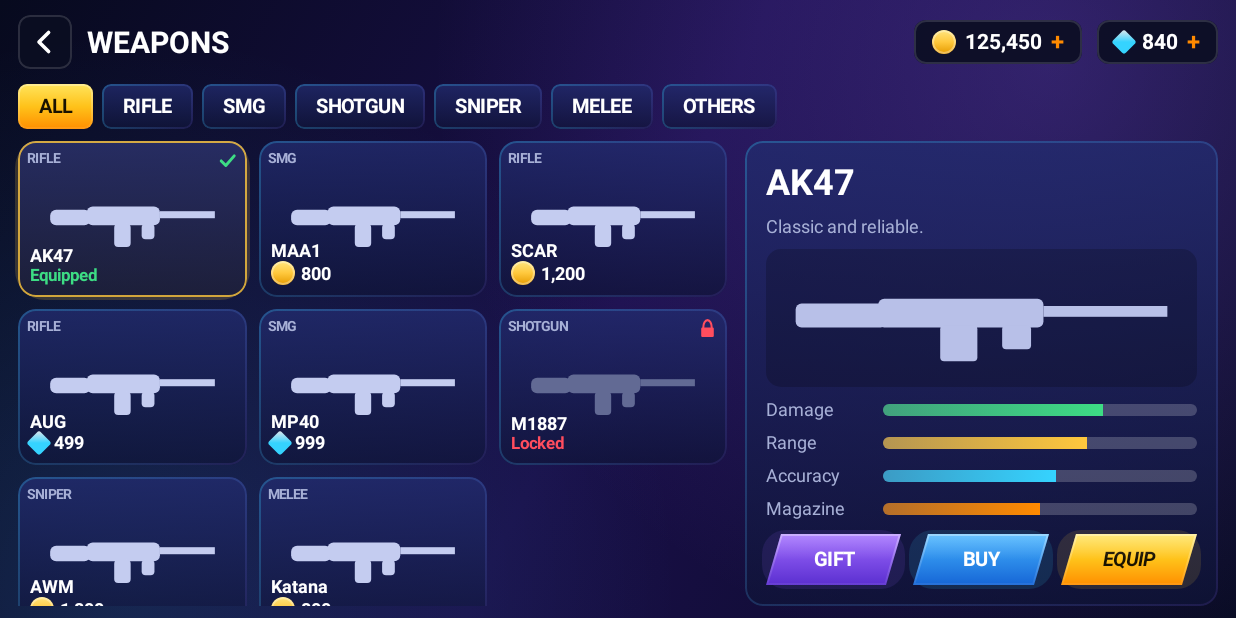
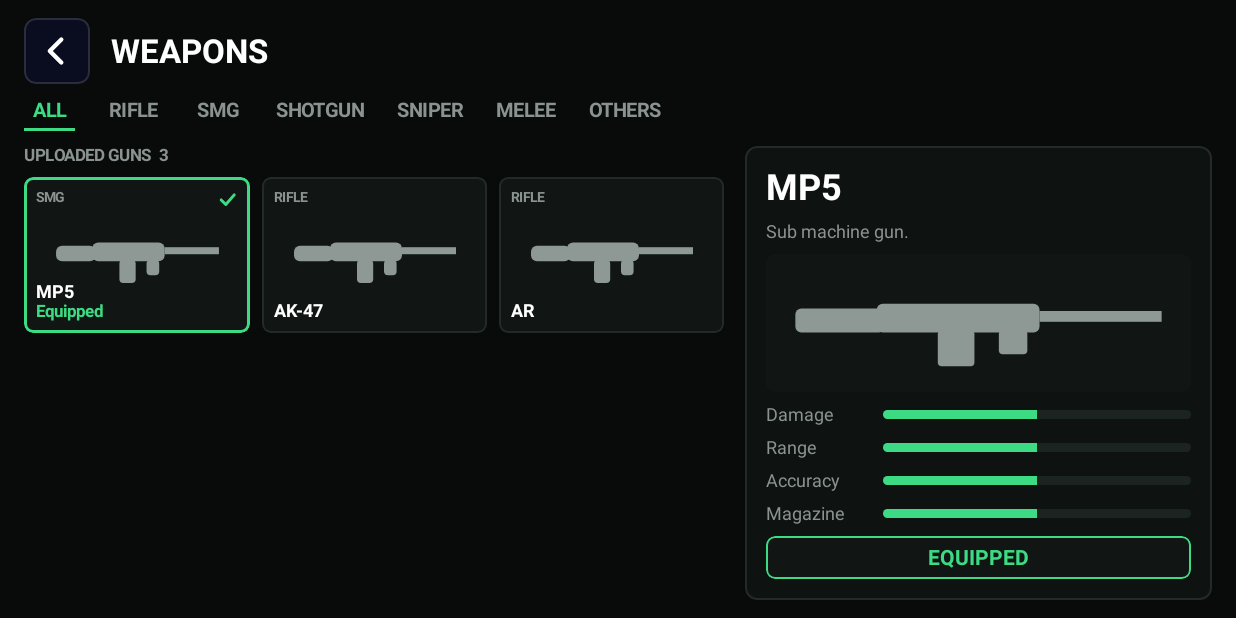
Before and after one commit to dgreatversegamedev/Nightfall3d, an Android app built with Jetpack Compose: the screen it shows after launch (MainActivity), after a tap on "WEAPONS", on a phone screen of 824 x 412 dp (held sideways). Run offline under Robolectric (Android 15) with nearby library versions, the phone set to English and light mode, and no system bars; libraries missing offline, so code that uses them is left out: com.google.android.filament, dev.romainguy.kotlin, io.github.sceneview, io.github.sceneview.environment, io.github.sceneview.math and 6 more; 11 statements that could not run were skipped.

Commit message:
Update WeaponsScreen.kt

```diff
--- a/app/src/main/java/com/d200/nightfall3d/ui/WeaponsScreen.kt
+++ b/app/src/main/java/com/d200/nightfall3d/ui/WeaponsScreen.kt
@@ -1,6 +1,8 @@
 package com.d200.nightfall3d.ui
 
 import androidx.compose.foundation.background
+import androidx.compose.foundation.border
+import androidx.compose.foundation.clickable
 import androidx.compose.foundation.layout.*
 import androidx.compose.foundation.rememberScrollState
 import androidx.compose.foundation.shape.RoundedCornerShape
@@ -16,90 +18,176 @@ import androidx.compose.ui.draw.clip
 import androidx.compose.ui.graphics.Color
 import androidx.compose.ui.unit.dp
 import com.d200.nightfall3d.game.GameApi
-import com.d200.nightfall3d.game.Weapon
+import com.d200.nightfall3d.game.gunNames
 import com.d200.nightfall3d.ui.theme.*
+
+// =====================================================================
+// WeaponsScreen.kt
+// Lists every gun that is uploaded into the game (the GUNS list in Game3DView.kt).
+// Add a gun there and it shows up here by itself. TEST MODE: no buying, every gun can be equipped.
+// One colour only: the damage green. Everything else is dark.
+//
+// TO GIVE A GUN ITS REAL INFO, edit GUN_INFO below (category, text, and 4 numbers from 0 to 1).
+// A gun that is not in GUN_INFO still shows up (as a RIFLE with middle numbers).
+// The gun you equip here is the gun you start the match with.
+// =====================================================================
+
+private class GunInfo(
+    val category: String,
+    val description: String,
+    val damage: Float,
+    val range: Float,
+    val accuracy: Float,
+    val magazine: Float
+)
+
+// EDIT HERE LATER: stats are middle numbers for now
+private val GUN_INFO = mapOf(
+    "MP5" to GunInfo("SMG", "Sub machine gun.", 0.5f, 0.5f, 0.5f, 0.5f),
+    "AK-47" to GunInfo("Rifle", "Classic and reliable.", 0.5f, 0.5f, 0.5f, 0.5f),
+    "AR" to GunInfo("Rifle", "Assault rifle.", 0.5f, 0.5f, 0.5f, 0.5f)
+)
+
+private class GunRow(val name: String, val info: GunInfo)
+
+private fun gunRow(name: String) = GunRow(name, GUN_INFO[name] ?: GunInfo("Rifle", "", 0.5f, 0.5f, 0.5f, 0.5f))
+
+private val ScreenBg = Color(0xFF080B0A)
+private val PanelBg = Color(0xFF0E1311)
+private val CardBg = Color(0xFF111614)
+private val LineColor = Color(0xFF232B28)
+private val DimText = Color(0xFF8A938F)
+private val TrackColor = Color(0xFF1C2421)
 
 @Composable
 fun WeaponsScreen(api: GameApi, onBack: () -> Unit, onOpen: (String) -> Unit) {
-    val p = api.profile()
-    val all = api.weapons()
+    val names = remember { gunNames() }
+    val rows = remember { names.map { gunRow(it) } }
     val tabs = listOf("ALL", "RIFLE", "SMG", "SHOTGUN", "SNIPER", "MELEE", "OTHERS")
     var tab by remember { mutableStateOf(0) }
-    var selId by remember { mutableStateOf(api.equippedWeaponId) }
-    var equipped by remember { mutableStateOf(api.equippedWeaponId) }
-    val list = if (tab == 0) all else all.filter { it.category.equals(tabs[tab], ignoreCase = true) }
-    val sel = all.firstOrNull { it.id == selId } ?: all.first()
+    var equipped by remember {
+        mutableStateOf(if (api.equippedWeaponId in names) api.equippedWeaponId else (names.firstOrNull() ?: ""))
+    }
+    var selName by remember { mutableStateOf(equipped) }
+    val list = if (tab == 0) rows else rows.filter { it.info.category.equals(tabs[tab], ignoreCase = true) }
+    val sel = rows.firstOrNull { it.name == selName } ?: rows.firstOrNull()
 
-    NfScreen("WEAPONS", onBack, p.coins, p.diamonds) {
-        Column(Modifier.fillMaxSize(), verticalArrangement = Arrangement.spacedBy(8.dp)) {
-            NfTabs(tabs, tab, { i ->
-                if (i == 6) {
-                    onOpen("items")
-                } else {
-                    tab = i
+    Box(
+        Modifier
+            .fillMaxSize()
+            .background(ScreenBg)
+            .windowInsetsPadding(WindowInsets.displayCutout)
+            .padding(horizontal = 16.dp, vertical = 12.dp)
+    ) {
+        Column(Modifier.fillMaxSize(), verticalArrangement = Arrangement.spacedBy(10.dp)) {
+            // header
+            Row(verticalAlignment = Alignment.CenterVertically, horizontalArrangement = Arrangement.spacedBy(14.dp)) {
+                NfIconButton(NfIconKind.BACK, Modifier, size = 44.dp) { onBack() }
+                NfText("WEAPONS", size = 22, bold = true)
+            }
+
+            // tabs
+            Row(horizontalArrangement = Arrangement.spacedBy(22.dp)) {
+                tabs.forEachIndexed { i, t ->
+                    val on = i == tab
+                    Column(
+                        Modifier.clickable {
+                            if (i == 6) onOpen("items") else tab = i
+                        },
+                        horizontalAlignment = Alignment.CenterHorizontally
+                    ) {
+                        NfText(t, size = 13, bold = true, color = if (on) NfColors.Green else DimText)
+                        Spacer(Modifier.height(4.dp))
+                        Box(
+                            Modifier
+                                .width(34.dp)
+                                .height(2.dp)
+                                .background(if (on) NfColors.Green else Color.Transparent)
+                        )
+                    }
                 }
-            })
+            }
+
             Row(
                 Modifier.fillMaxWidth().weight(1f),
-                horizontalArrangement = Arrangement.spacedBy(12.dp)
+                horizontalArrangement = Arrangement.spacedBy(14.dp)
             ) {
-                // Left: weapon cards
+                // left: the uploaded guns
                 Column(
                     Modifier.weight(1.5f).fillMaxHeight().verticalScroll(rememberScrollState()),
                     verticalArrangement = Arrangement.spacedBy(8.dp)
                 ) {
+                    NfText("UPLOADED GUNS  ${list.size}", size = 11, bold = true, color = DimText)
                     if (list.isEmpty()) {
-                        NfText("No weapons here yet", color = NfColors.TextDim)
+                        NfText("No guns here yet", size = 13, color = DimText)
                     }
                     list.chunked(3).forEach { row ->
-                        Row(
-                            Modifier.fillMaxWidth(),
-                            horizontalArrangement = Arrangement.spacedBy(8.dp)
-                        ) {
-                            row.forEach { w ->
-                                WeaponCard(
-                                    w,
-                                    w.id == selId,
-                                    w.id == equipped,
+                        Row(Modifier.fillMaxWidth(), horizontalArrangement = Arrangement.spacedBy(8.dp)) {
+                            row.forEach { g ->
+                                GunCard(
+                                    g,
+                                    g.name == selName,
+                                    g.name == equipped,
                                     Modifier.weight(1f).height(104.dp)
-                                ) { selId = w.id }
+                                ) { selName = g.name }
                             }
                             repeat(3 - row.size) { Spacer(Modifier.weight(1f)) }
                         }
                     }
                 }
 
-                // Right: details
-                NfPanel(Modifier.weight(1f).fillMaxHeight()) {
+                // right: details
+                if (sel != null) {
+                    val panelShape = RoundedCornerShape(8.dp)
                     Column(
-                        Modifier.fillMaxSize().padding(14.dp),
+                        Modifier
+                            .weight(1f)
+                            .fillMaxHeight()
+                            .clip(panelShape)
+                            .background(PanelBg)
+                            .border(1.dp, LineColor, panelShape)
+                            .padding(14.dp),
                         verticalArrangement = Arrangement.spacedBy(8.dp)
                     ) {
                         NfText(sel.name, size = 24, bold = true)
-                        NfText(sel.description, size = 12, color = NfColors.TextDim)
+                        if (sel.info.description.isNotEmpty()) {
+                            NfText(sel.info.description, size = 12, color = DimText)
+                        }
                         Box(
                             Modifier
                                 .fillMaxWidth()
-                                .clip(RoundedCornerShape(10.dp))
-                                .background(Color(0x33000000))
+                                .clip(RoundedCornerShape(6.dp))
+                                .background(CardBg)
                                 .padding(6.dp)
                         ) {
-                            GunSilhouette(Modifier.fillMaxWidth().height(80.dp))
+                            GunSilhouette(Modifier.fillMaxWidth().height(80.dp), Color(0xFF8E9894))
                         }
-                        StatBar("Damage", sel.damage, NfColors.Green)
-                        StatBar("Range", sel.range, NfColors.Gold)
-                        StatBar("Accuracy", sel.accuracy, NfColors.Cyan)
-                        StatBar("Magazine", sel.magazine, NfColors.Accent)
+                        GreenBar("Damage", sel.info.damage)
+                        GreenBar("Range", sel.info.range)
+                        GreenBar("Accuracy", sel.info.accuracy)
+                        GreenBar("Magazine", sel.info.magazine)
                         Spacer(Modifier.weight(1f))
-                        Row(horizontalArrangement = Arrangement.spacedBy(8.dp)) {
-                            NfButton("GIFT", Modifier.weight(1f), style = BtnStyle.VIOLET, size = 13) { }
-                            NfButton("BUY", Modifier.weight(1f), style = BtnStyle.BLUE, size = 13) { }
-                            NfButton("EQUIP", Modifier.weight(1f), primary = true, size = 13) {
-                                if (sel.owned && !sel.locked) {
-                                    equipped = sel.id
-                                    api.equippedWeaponId = sel.id
-                                }
-                            }
+                        val isEq = sel.name == equipped
+                        val btnShape = RoundedCornerShape(6.dp)
+                        Box(
+                            Modifier
+                                .fillMaxWidth()
+                                .height(44.dp)
+                                .clip(btnShape)
+                                .background(if (isEq) CardBg else NfColors.Green)
+                                .border(1.dp, NfColors.Green, btnShape)
+                                .clickable(enabled = !isEq) {
+                                    equipped = sel.name
+                                    api.equippedWeaponId = sel.name
+                                },
+                            contentAlignment = Alignment.Center
+                        ) {
+                            NfText(
+                                if (isEq) "EQUIPPED" else "EQUIP",
+                                size = 14,
+                                bold = true,
+                                color = if (isEq) NfColors.Green else Color(0xFF04100A)
+                            )
                         }
                     }
                 }
@@ -109,50 +197,66 @@ fun WeaponsScreen(api: GameApi, onBack: () -> Unit, onOpen: (String) -> Unit) {
 }
 
 @Composable
-private fun WeaponCard(
-    w: Weapon,
+private fun GunCard(
+    g: GunRow,
     selected: Boolean,
     equipped: Boolean,
     modifier: Modifier,
     onClick: () -> Unit
 ) {
-    NfPanel(modifier, selected = selected, onClick = onClick) {
+    val shape = RoundedCornerShape(6.dp)
+    Box(
+        modifier
+            .clip(shape)
+            .background(CardBg)
+            .border(if (selected) 1.5.dp else 1.dp, if (selected) NfColors.Green else LineColor, shape)
+            .clickable { onClick() }
+    ) {
         GunSilhouette(
             Modifier.align(Alignment.Center).fillMaxWidth(0.8f).fillMaxHeight(0.5f),
-            if (w.locked) Color(0xFF626A94) else Color(0xFFC4CCF0)
+            Color(0xFF8E9894)
         )
         NfText(
-            w.category.uppercase(),
-            modifier = Modifier.align(Alignment.TopStart).padding(6.dp),
+            g.info.category.uppercase(),
+            modifier = Modifier.align(Alignment.TopStart).padding(8.dp),
             size = 9,
-            color = NfColors.TextDim,
+            color = DimText,
             bold = true
         )
-        when {
-            w.locked -> NfIcon(
-                NfIconKind.LOCK,
-                Modifier.align(Alignment.TopEnd).padding(6.dp).size(14.dp),
-                NfColors.Red
-            )
-            w.owned -> NfIcon(
+        if (equipped) {
+            NfIcon(
                 NfIconKind.CHECK,
-                Modifier.align(Alignment.TopEnd).padding(6.dp).size(14.dp),
+                Modifier.align(Alignment.TopEnd).padding(8.dp).size(14.dp),
                 NfColors.Green
             )
         }
         Column(Modifier.align(Alignment.BottomStart).padding(8.dp)) {
-            NfText(w.name, size = 12, bold = true)
-            when {
-                w.locked -> NfText("Locked", size = 11, color = NfColors.Red, bold = true)
-                w.owned -> NfText(
-                    if (equipped) "Equipped" else "Owned",
-                    size = 11,
-                    color = NfColors.Green,
-                    bold = true
-                )
-                w.priceCoins > 0 -> NfPrice(w.priceCoins, NfColors.Gold, false)
-                else -> NfPrice(w.priceDiamonds, NfColors.Cyan, true)
+            NfText(g.name, size = 12, bold = true)
+            if (equipped) {
+                NfText("Equipped", size = 11, color = NfColors.Green, bold = true)
             }
         }
     }
 }
+
+/** One stat: name on the left, thin bar on the right. Always the same green. */
+@Composable
+private fun GreenBar(label: String, value: Float) {
+    Row(verticalAlignment = Alignment.CenterVertically) {
+        NfText(label, Modifier.width(78.dp), size = 12, color = DimText)
+        Box(
+            Modifier
+                .weight(1f)
+                .height(6.dp)
+                .clip(RoundedCornerShape(3.dp))
+                .background(TrackColor)
+        ) {
+            Box(
+                Modifier
+                    .fillMaxWidth(value.coerceIn(0f, 1f))
+                    .fillMaxHeight()
+                    .background(NfColors.Green)
+            )
+        }
+    }
+}
```
